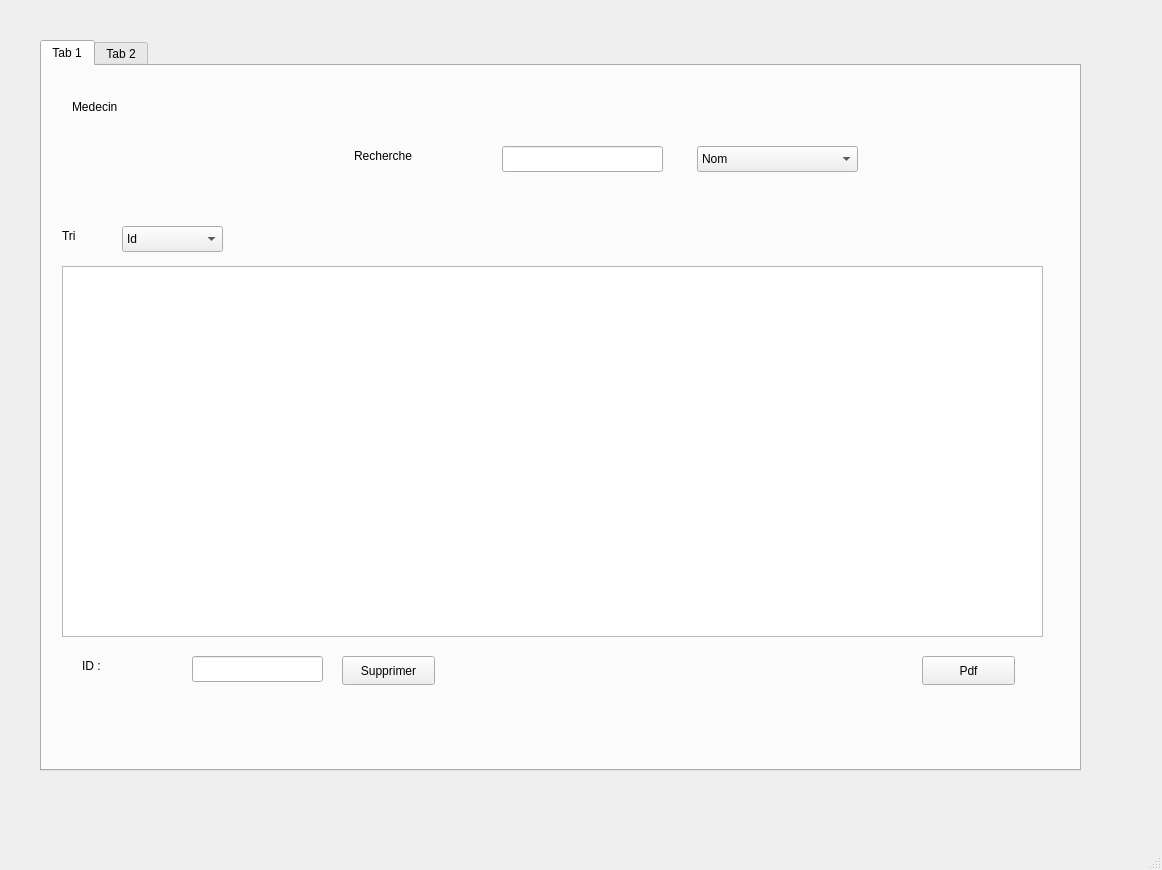
Old version of the form mainwindow.ui in the repository ProjetCPP-S2-2A15/projetcpp2a15-vaccicare.
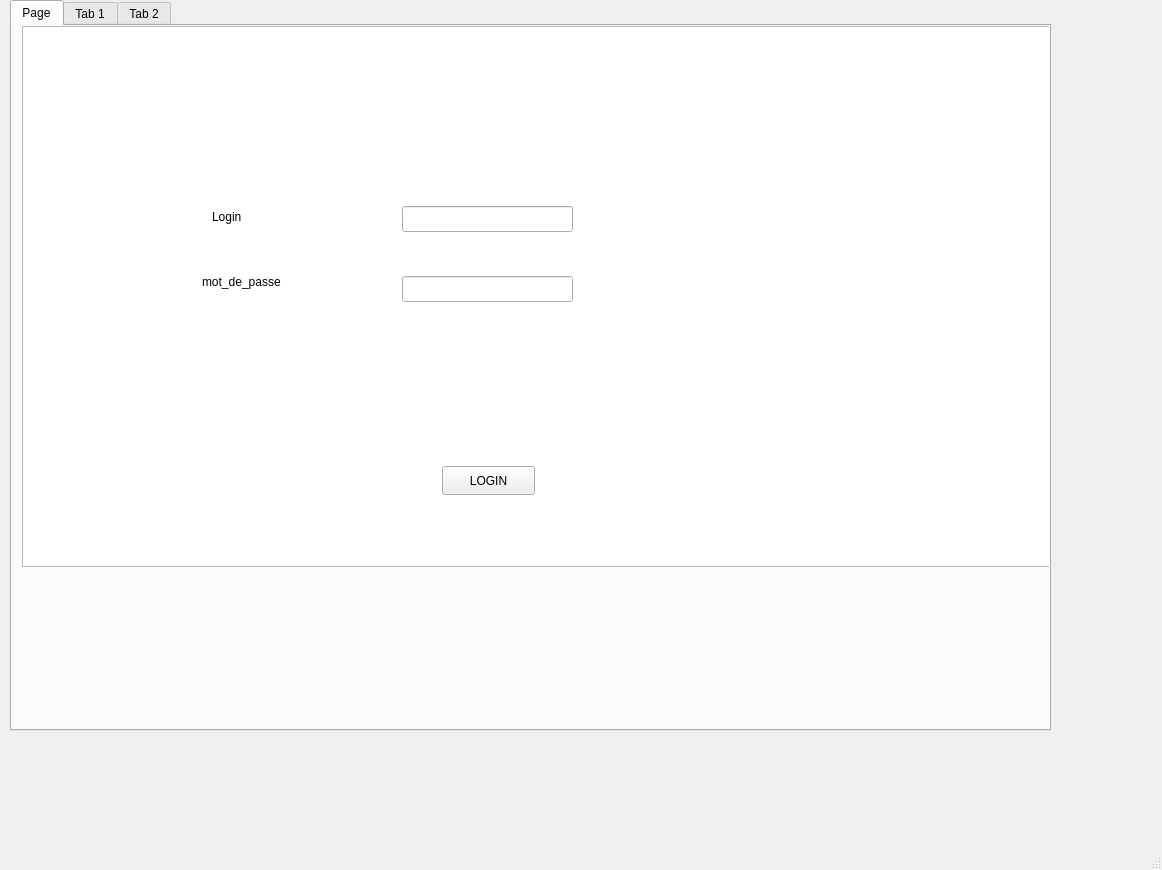
New version of the form.

Diff of the .ui file:
```diff
--- a/mainwindow.ui
+++ b/mainwindow.ui
@@ -17,8 +17,8 @@
    <widget class="QTabWidget" name="tabWidget">
     <property name="geometry">
      <rect>
-      <x>40</x>
-      <y>40</y>
+      <x>10</x>
+      <y>0</y>
       <width>1041</width>
       <height>731</height>
      </rect>
@@ -26,6 +26,80 @@
     <property name="currentIndex">
      <number>0</number>
     </property>
+    <widget class="QWidget" name="tab_3">
+     <attribute name="title">
+      <string>Page</string>
+     </attribute>
+     <widget class="QTableView" name="tableView_2">
+      <property name="geometry">
+       <rect>
+        <x>10</x>
+        <y>0</y>
+        <width>1031</width>
+        <height>541</height>
+       </rect>
+      </property>
+     </widget>
+     <widget class="QLabel" name="label_16">
+      <property name="geometry">
+       <rect>
+        <x>200</x>
+        <y>160</y>
+        <width>71</width>
+        <height>61</height>
+       </rect>
+      </property>
+      <property name="text">
+       <string>Login</string>
+      </property>
+     </widget>
+     <widget class="QLabel" name="label_17">
+      <property name="geometry">
+       <rect>
+        <x>190</x>
+        <y>240</y>
+        <width>111</width>
+        <height>31</height>
+       </rect>
+      </property>
+      <property name="text">
+       <string>mot_de_passe</string>
+      </property>
+     </widget>
+     <widget class="QPushButton" name="pushButton">
+      <property name="geometry">
+       <rect>
+        <x>430</x>
+        <y>440</y>
+        <width>93</width>
+        <height>29</height>
+       </rect>
+      </property>
+      <property name="text">
+       <string>LOGIN</string>
+      </property>
+     </widget>
+     <widget class="QLineEdit" name="lineEdit">
+      <property name="geometry">
+       <rect>
+        <x>390</x>
+        <y>180</y>
+        <width>171</width>
+        <height>26</height>
+       </rect>
+      </property>
+     </widget>
+     <widget class="QLineEdit" name="lineEdit_14">
+      <property name="geometry">
+       <rect>
+        <x>390</x>
+        <y>250</y>
+        <width>171</width>
+        <height>26</height>
+       </rect>
+      </property>
+     </widget>
+    </widget>
     <widget class="QWidget" name="tab">
      <attribute name="title">
       <string>Tab 1</string>
```
